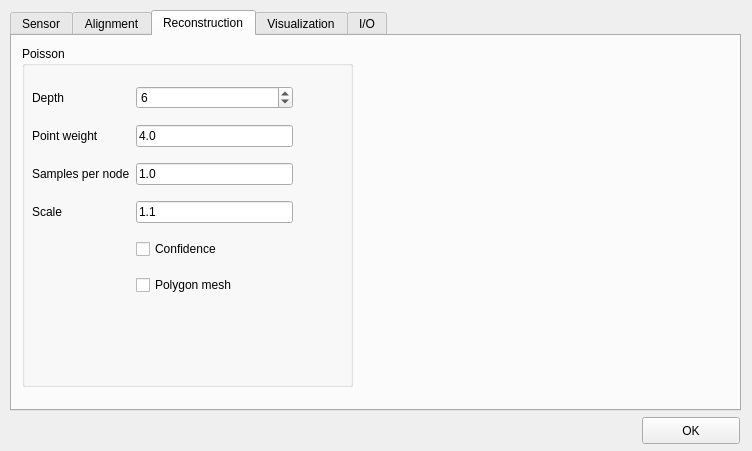
First picture: the form in params.ui, repository jonabalzer/yas, before the edit.
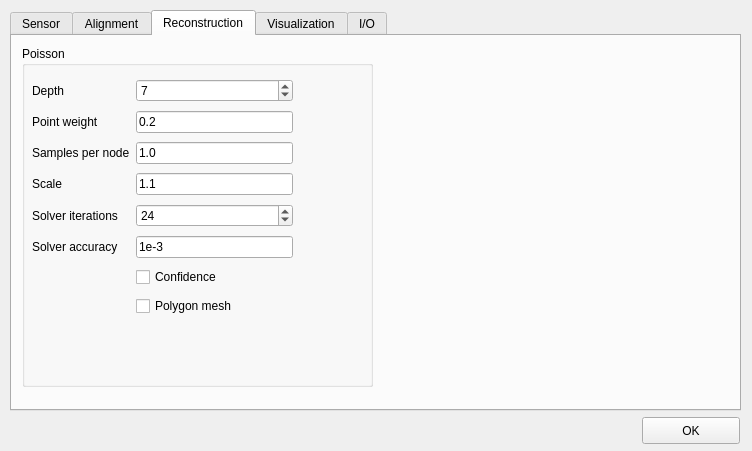
Second picture: the form after the edit. The open tabs and pages were chosen to show the change.

Commit message: Important bugfix in Poisson code.

```diff
--- a/params.ui
+++ b/params.ui
@@ -689,7 +689,7 @@
       <rect>
        <x>10</x>
        <y>10</y>
-       <width>331</width>
+       <width>351</width>
        <height>341</height>
       </rect>
      </property>
@@ -705,7 +705,7 @@
         <x>10</x>
         <y>30</y>
         <width>261</width>
-        <height>231</height>
+        <height>250</height>
        </rect>
       </property>
       <layout class="QGridLayout" name="poissonGridLayout">
@@ -733,7 +733,7 @@
        <item row="1" column="2">
         <widget class="QLineEdit" name="poissonWeightEdit">
          <property name="text">
-          <string>4.0</string>
+          <string>0.2</string>
          </property>
         </widget>
        </item>
@@ -746,11 +746,11 @@
           <number>15</number>
          </property>
          <property name="value">
-          <number>6</number>
+          <number>7</number>
          </property>
         </widget>
        </item>
-       <item row="4" column="2">
+       <item row="6" column="2">
         <widget class="QCheckBox" name="poissonConfidenceCheckBox">
          <property name="text">
           <string>Confidence</string>
@@ -764,7 +764,7 @@
          </property>
         </widget>
        </item>
-       <item row="5" column="2">
+       <item row="7" column="2">
         <widget class="QCheckBox" name="poissonPolygonMeshCheckBox">
          <property name="text">
           <string>Polygon mesh</string>
@@ -785,6 +785,34 @@
          </property>
         </widget>
        </item>
+       <item row="4" column="1">
+        <widget class="QLabel" name="poissonNoIterLabel">
+         <property name="text">
+          <string>Solver iterations</string>
+         </property>
+        </widget>
+       </item>
+       <item row="4" column="2">
+        <widget class="QSpinBox" name="poissonNoIterSpinBox">
+         <property name="value">
+          <number>24</number>
+         </property>
+        </widget>
+       </item>
+       <item row="5" column="1">
+        <widget class="QLabel" name="poissonAccuracyLabel">
+         <property name="text">
+          <string>Solver accuracy</string>
+         </property>
+        </widget>
+       </item>
+       <item row="5" column="2">
+        <widget class="QLineEdit" name="poissonAccuracyEdit">
+         <property name="text">
+          <string>1e-3</string>
+         </property>
+        </widget>
+       </item>
       </layout>
      </widget>
     </widget>
```
Left out of the diff: 2 changed lines with no effect on the pictures. The commit also changes 11 other files.
